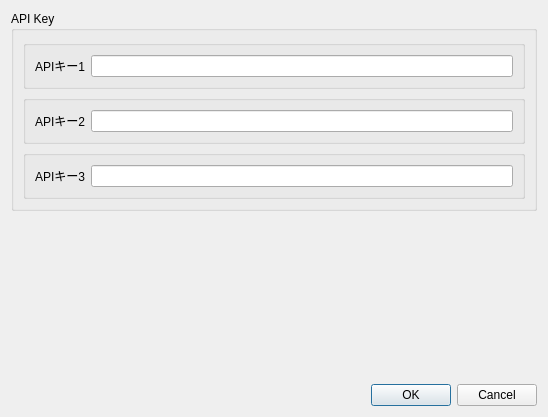
The window that ui/apikey_keep.ui (MIERUNE/tmu-planning-plugin) describes before a commit, drawn with Qt 5.
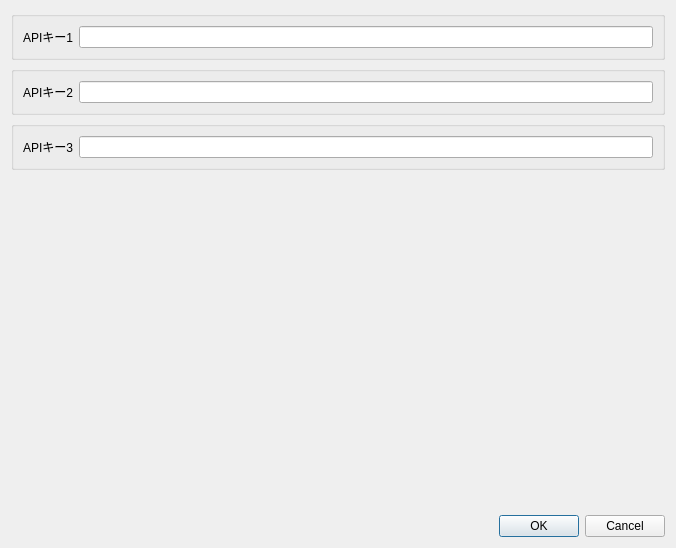
The same window after the commit.

Commit message: ダイアログ名の変更

Diff of the .ui file:
```diff
--- a/ui/apikey_keep.ui
+++ b/ui/apikey_keep.ui
@@ -6,8 +6,8 @@
    <rect>
     <x>0</x>
     <y>0</y>
-    <width>548</width>
-    <height>417</height>
+    <width>676</width>
+    <height>548</height>
    </rect>
   </property>
   <property name="windowTitle">
@@ -15,12 +15,6 @@
   </property>
   <layout class="QVBoxLayout" name="verticalLayout_5">
    <item>
-    <widget class="QGroupBox" name="groupBox">
-     <property name="title">
-      <string>API Key</string>
-     </property>
-     <layout class="QVBoxLayout" name="verticalLayout_4">
-      <item>
        <widget class="QGroupBox" name="group_apikey_1">
         <property name="title">
          <string/>
@@ -87,12 +81,6 @@
           </layout>
          </item>
         </layout>
-       </widget>
-      </item>
-     </layout>
-     <zorder>group_apikey_3</zorder>
-     <zorder>group_apikey_2</zorder>
-     <zorder>group_apikey_1</zorder>
     </widget>
    </item>
    <item>
```
Left out of the diff: 2 changed lines with no effect on the pictures. Lines whose indentation alone changed are shown as unchanged.
